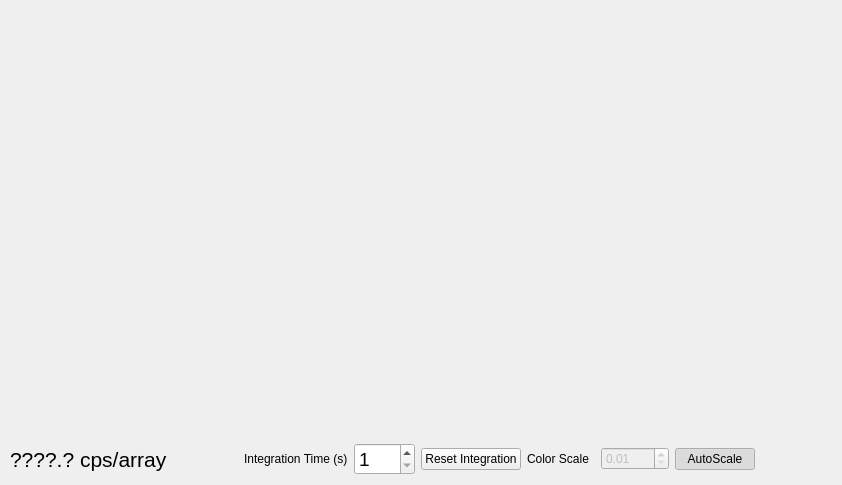
The window that observe.ui (usnistgov/dastardcommander) describes before a commit, drawn with Qt 5.
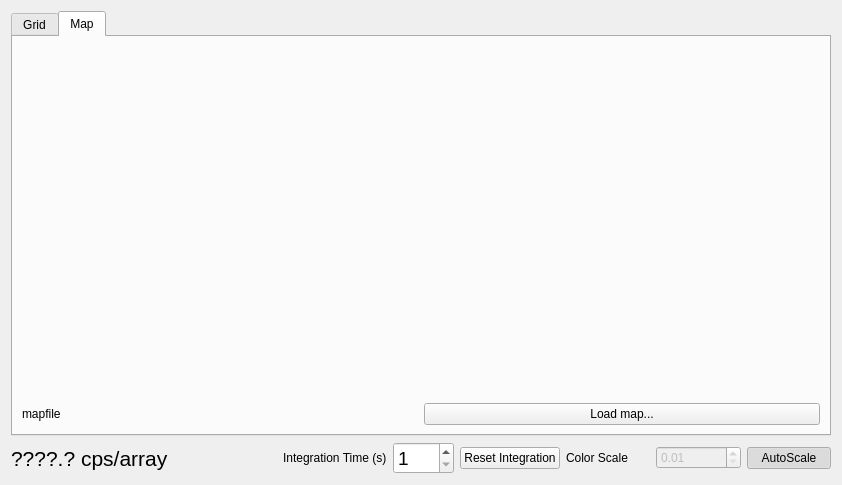
The same window after the commit. The open tabs and pages were chosen to show the change.

Commit message: Separate Observe tab into Grid and Map tabs

The edit to the form file:
```diff
--- a/observe.ui
+++ b/observe.ui
@@ -13,15 +13,66 @@
   <property name="windowTitle">
    <string>Form</string>
   </property>
-  <widget class="QWidget" name="horizontalLayoutWidget">
-   <property name="geometry">
-    <rect>
-     <x>10</x>
-     <y>440</y>
-     <width>745</width>
-     <height>38</height>
-    </rect>
-   </property>
+  <layout class="QVBoxLayout" name="verticalLayout">
+   <item>
+    <layout class="QVBoxLayout" name="verticalLayout_countRateMap">
+     <item>
+      <widget class="QTabWidget" name="tabWidget">
+       <property name="currentIndex">
+        <number>0</number>
+       </property>
+       <widget class="QWidget" name="GridTab">
+        <attribute name="title">
+         <string>Grid</string>
+        </attribute>
+        <layout class="QVBoxLayout" name="verticalLayout_4"/>
+       </widget>
+       <widget class="QWidget" name="MapTab">
+        <attribute name="title">
+         <string>Map</string>
+        </attribute>
+        <layout class="QVBoxLayout" name="verticalLayout_2">
+         <item>
+          <widget class="QWidget" name="mapContainer" native="true"/>
+         </item>
+         <item>
+          <spacer name="verticalSpacer">
+           <property name="orientation">
+            <enum>Qt::Vertical</enum>
+           </property>
+           <property name="sizeHint" stdset="0">
+            <size>
+             <width>20</width>
+             <height>286</height>
+            </size>
+           </property>
+          </spacer>
+         </item>
+         <item>
+          <layout class="QHBoxLayout" name="horizontalLayout_4">
+           <item>
+            <widget class="QLabel" name="mapFileLabel">
+             <property name="text">
+              <string>mapfile</string>
+             </property>
+            </widget>
+           </item>
+           <item>
+            <widget class="QPushButton" name="mapLoadButton">
+             <property name="text">
+              <string>Load map...</string>
+             </property>
+            </widget>
+           </item>
+          </layout>
+         </item>
+        </layout>
+       </widget>
+      </widget>
+     </item>
+    </layout>
+   </item>
+   <item>
    <layout class="QHBoxLayout" name="horizontalLayout">
     <item>
      <widget class="QLabel" name="label_arrayCps">
@@ -115,18 +166,8 @@
      </layout>
     </item>
    </layout>
-  </widget>
-  <widget class="QWidget" name="verticalLayoutWidget">
-   <property name="geometry">
-    <rect>
-     <x>10</x>
-     <y>10</y>
-     <width>821</width>
-     <height>421</height>
-    </rect>
-   </property>
-   <layout class="QVBoxLayout" name="verticalLayout_countRateMap"/>
-  </widget>
+   </item>
+  </layout>
  </widget>
  <resources/>
  <connections/>
```
Lines whose indentation alone changed are shown as unchanged. The commit also changes 1 other file.
